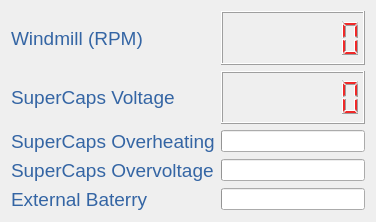
First picture: the form in ardu_gui/ardu_gui/dialog.ui, repository hanaoktavia/WindDriven, before the edit.
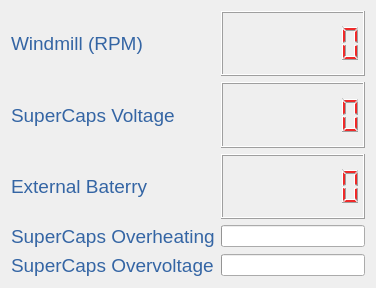
Second picture: the form after the edit.

```diff
--- a/ardu_gui/ardu_gui/dialog.ui
+++ b/ardu_gui/ardu_gui/dialog.ui
@@ -7,7 +7,7 @@
     <x>0</x>
     <y>0</y>
     <width>376</width>
-    <height>222</height>
+    <height>288</height>
    </rect>
   </property>
   <property name="windowTitle">
@@ -90,8 +90,8 @@
      </property>
     </widget>
    </item>
-   <item row="0" column="1">
-    <widget class="QLCDNumber" name="ir_val">
+   <item row="0" column="2">
+    <widget class="QLCDNumber" name="windmill_val">
      <property name="palette">
       <palette>
        <active>
@@ -134,56 +134,7 @@
      </property>
     </widget>
    </item>
-   <item row="1" column="0">
-    <widget class="QLabel" name="supercaps_v">
-     <property name="palette">
-      <palette>
-       <active>
-        <colorrole role="WindowText">
-         <brush brushstyle="SolidPattern">
-          <color alpha="255">
-           <red>52</red>
-           <green>101</green>
-           <blue>164</blue>
-          </color>
-         </brush>
-        </colorrole>
-       </active>
-       <inactive>
-        <colorrole role="WindowText">
-         <brush brushstyle="SolidPattern">
-          <color alpha="255">
-           <red>52</red>
-           <green>101</green>
-           <blue>164</blue>
-          </color>
-         </brush>
-        </colorrole>
-       </inactive>
-       <disabled>
-        <colorrole role="WindowText">
-         <brush brushstyle="SolidPattern">
-          <color alpha="255">
-           <red>190</red>
-           <green>190</green>
-           <blue>190</blue>
-          </color>
-         </brush>
-        </colorrole>
-       </disabled>
-      </palette>
-     </property>
-     <property name="font">
-      <font>
-       <pointsize>14</pointsize>
-      </font>
-     </property>
-     <property name="text">
-      <string>SuperCaps Voltage</string>
-     </property>
-    </widget>
-   </item>
-   <item row="1" column="1">
+   <item row="2" column="2">
     <widget class="QLCDNumber" name="supercaps_volt">
      <property name="palette">
       <palette>
@@ -227,7 +178,61 @@
      </property>
     </widget>
    </item>
-   <item row="2" column="0">
+   <item row="5" column="2">
+    <widget class="QProgressBar" name="supercap_stat_ov">
+     <property name="value">
+      <number>0</number>
+     </property>
+     <property name="format">
+      <string/>
+     </property>
+    </widget>
+   </item>
+   <item row="3" column="2">
+    <widget class="QLCDNumber" name="externBat_volt">
+     <property name="palette">
+      <palette>
+       <active>
+        <colorrole role="WindowText">
+         <brush brushstyle="SolidPattern">
+          <color alpha="255">
+           <red>239</red>
+           <green>41</green>
+           <blue>41</blue>
+          </color>
+         </brush>
+        </colorrole>
+       </active>
+       <inactive>
+        <colorrole role="WindowText">
+         <brush brushstyle="SolidPattern">
+          <color alpha="255">
+           <red>239</red>
+           <green>41</green>
+           <blue>41</blue>
+          </color>
+         </brush>
+        </colorrole>
+       </inactive>
+       <disabled>
+        <colorrole role="WindowText">
+         <brush brushstyle="SolidPattern">
+          <color alpha="255">
+           <red>190</red>
+           <green>190</green>
+           <blue>190</blue>
+          </color>
+         </brush>
+        </colorrole>
+       </disabled>
+      </palette>
+     </property>
+     <property name="digitCount">
+      <number>7</number>
+     </property>
+    </widget>
+   </item>
+   <item row="4" column="0" colspan="2">
     <widget class="QLabel" name="supercaps_oh">
      <property name="palette">
       <palette>
@@ -276,7 +281,7 @@
      </property>
     </widget>
    </item>
-   <item row="2" column="1">
+   <item row="4" column="2">
     <widget class="QProgressBar" name="supercap_stat_oh">
      <property name="value">
       <number>0</number>
@@ -286,7 +291,7 @@
      </property>
     </widget>
    </item>
-   <item row="3" column="0">
+   <item row="5" column="0" colspan="2">
     <widget class="QLabel" name="supercaps_ov">
      <property name="palette">
       <palette>
@@ -335,17 +340,7 @@
      </property>
     </widget>
    </item>
-   <item row="3" column="1">
-    <widget class="QProgressBar" name="supercap_stat_ov">
-     <property name="value">
-      <number>0</number>
-     </property>
-     <property name="format">
-      <string/>
-     </property>
-    </widget>
-   </item>
-   <item row="4" column="0">
+   <item row="3" column="0">
     <widget class="QLabel" name="ext_bat">
      <property name="palette">
       <palette>
@@ -394,13 +389,52 @@
      </property>
     </widget>
    </item>
-   <item row="4" column="1">
-    <widget class="QProgressBar" name="bat_stat">
-     <property name="value">
-      <number>0</number>
+   <item row="2" column="0">
+    <widget class="QLabel" name="supercaps_v">
+     <property name="palette">
+      <palette>
+       <active>
+        <colorrole role="WindowText">
+         <brush brushstyle="SolidPattern">
+          <color alpha="255">
+           <red>52</red>
+           <green>101</green>
+           <blue>164</blue>
+          </color>
+         </brush>
+        </colorrole>
+       </active>
+       <inactive>
+        <colorrole role="WindowText">
+         <brush brushstyle="SolidPattern">
+          <color alpha="255">
+           <red>52</red>
+           <green>101</green>
+           <blue>164</blue>
+          </color>
+         </brush>
+        </colorrole>
+       </inactive>
+       <disabled>
+        <colorrole role="WindowText">
+         <brush brushstyle="SolidPattern">
+          <color alpha="255">
+           <red>190</red>
+           <green>190</green>
+           <blue>190</blue>
+          </color>
+         </brush>
+        </colorrole>
+       </disabled>
+      </palette>
      </property>
-     <property name="format">
-      <string/>
+     <property name="font">
+      <font>
+       <pointsize>14</pointsize>
+      </font>
+     </property>
+     <property name="text">
+      <string>SuperCaps Voltage</string>
      </property>
     </widget>
    </item>
```
Left out of the diff: 2 changed lines with no effect on the pictures.
